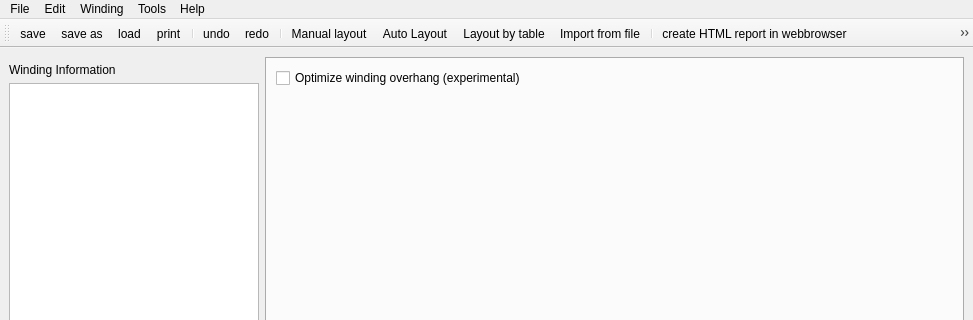
Above: swat_em/ui/MainWindow.ui from mjfwest/swat-em before the change; both pictures show x 0 to 973 and y 0 to 320 of the 973 by 749 pixel window. Below: the same form after it.
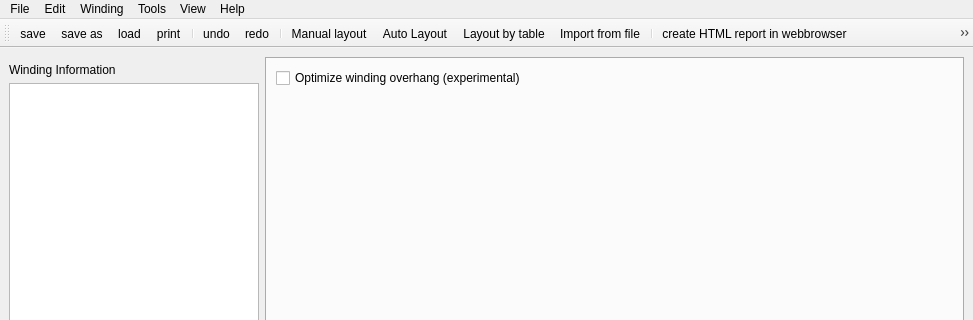
That is the form after the change. Icons and pictures are not drawn.

Commit message: New full screen mode

What changed in the file:
```diff
--- a/swat_em/ui/MainWindow.ui
+++ b/swat_em/ui/MainWindow.ui
@@ -913,10 +913,17 @@
     <addaction name="actionGenerate_winding_combinations"/>
     <addaction name="actionImport_from_file"/>
    </widget>
+   <widget class="QMenu" name="menuView">
+    <property name="title">
+     <string>View</string>
+    </property>
+    <addaction name="actionFull_Screen"/>
+   </widget>
    <addaction name="menuFile"/>
    <addaction name="menuedit"/>
    <addaction name="menuwinding"/>
    <addaction name="menuTools"/>
+   <addaction name="menuView"/>
    <addaction name="menuHelp"/>
   </widget>
   <widget class="QStatusBar" name="statusbar"/>
```
Left out of the diff: 11 changed lines with no effect on the pictures. The commit also changes 1 other file.
